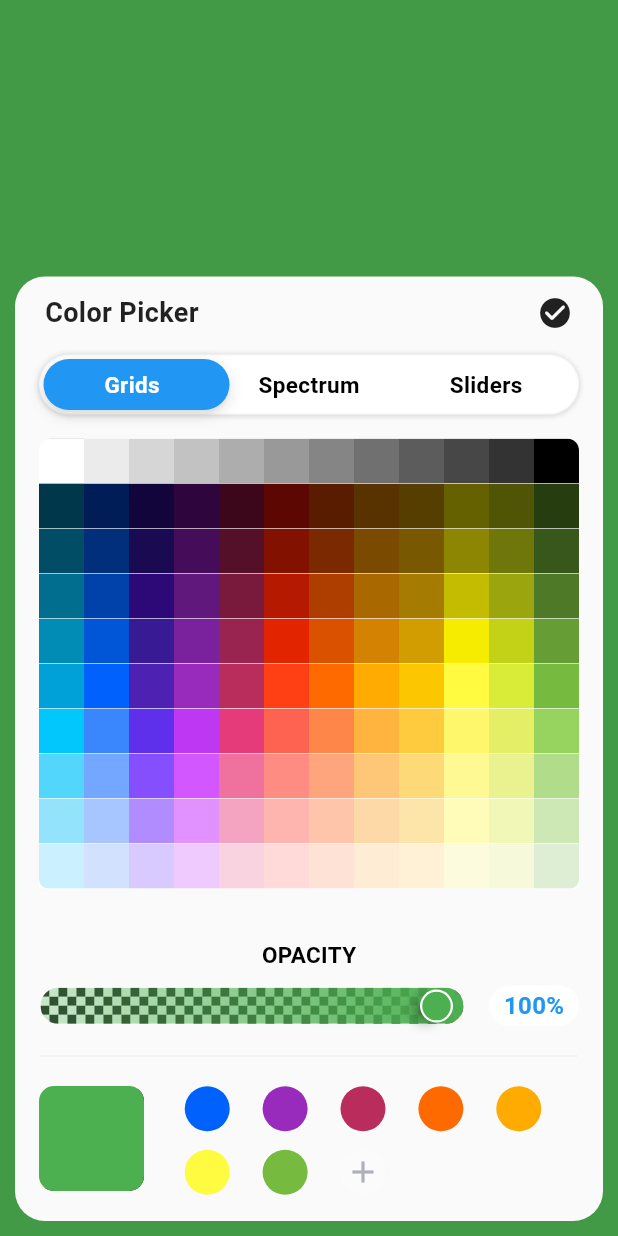
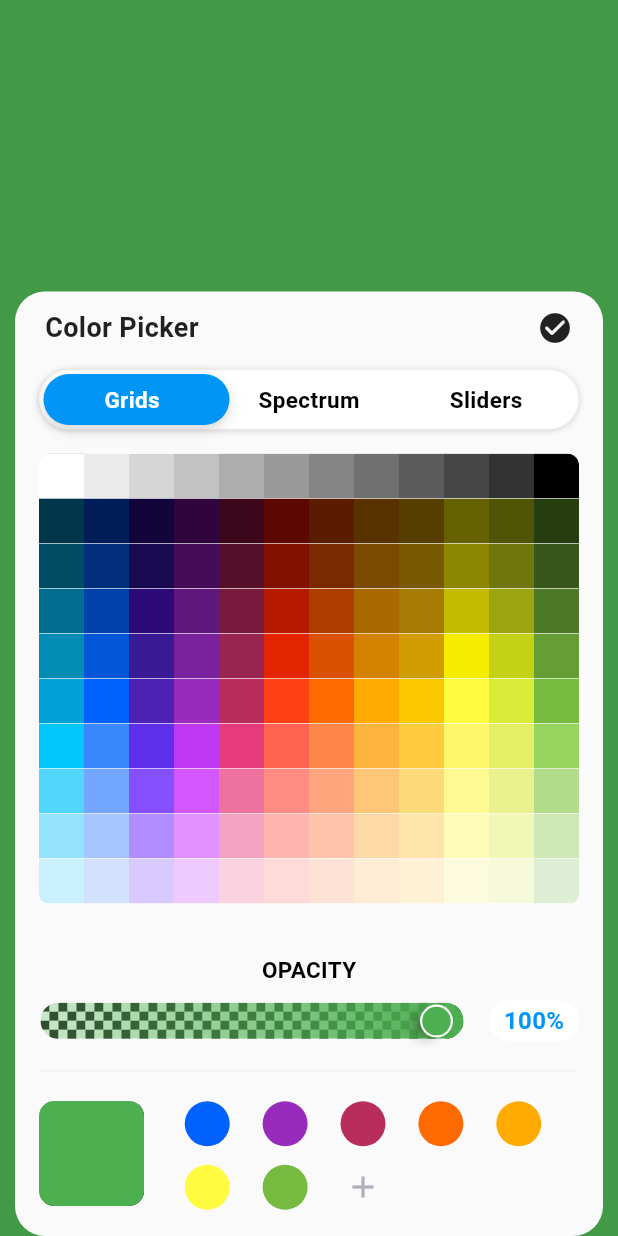
Before and after one commit to yunisrajabi/ios_color_picker, a Flutter app: the screen it shows after launch, after a tap on "Custom iOS for all", on a phone screen of 412 x 824 dp. Run offline on Flutter 3.47's test engine with Material 3 defaults, Android fonts, the phone set to English and light mode, and no system bars; our stand-ins replace google_fonts, plugin_platform_interface, shared_preferences, smooth_page_indicator; missing offline and left inert: super_tooltip; Roboto replaces fonts that are missing (Anaheim).

Commit message:
fix main color and margin

```diff
--- a/lib/custom_picker/ios_color_picker.dart
+++ b/lib/custom_picker/ios_color_picker.dart
@@ -44,7 +44,12 @@ class _IosColorPickerState extends State<IosColorPicker> {
           ),
         ),
         Container(
-          margin: EdgeInsets.all(10.0),
+          margin: EdgeInsets.fromLTRB(
+            10.0,
+            0.0,
+            10.0,
+            MediaQuery.of(context).padding.bottom * 1.25,
+          ),
           // width: maxWidth(context),
           //height: 340 + componentsHeight(context),
           decoration: BoxDecoration(
@@ -168,7 +173,7 @@ class _IosColorPickerState extends State<IosColorPicker> {
                             style: GoogleFonts.anaheim().copyWith(
                               fontSize: 16,
                               fontWeight: FontWeight.w600,
-                              color: Colors.blue,
+                              color: Color(0xFF0095F6),
                             ),
                           );
                         },
--- a/lib/custom_picker/pickers/slider_picker/slider_picker.dart
+++ b/lib/custom_picker/pickers/slider_picker/slider_picker.dart
@@ -208,7 +208,7 @@ class _SlidePickerState extends State<SlidePicker> {
                         style: GoogleFonts.anaheim().copyWith(
                           fontSize: 16,
                           fontWeight: FontWeight.w600,
-                          color: Colors.blue,
+                          color: Color(0xFF0095F6),
                         ),
                       ),
                     ),
@@ -269,7 +269,7 @@ class _SlidePickerState extends State<SlidePicker> {
                 style: GoogleFonts.anaheim().copyWith(
                   fontSize: 17,
                   fontWeight: FontWeight.w600,
-                  color: Colors.blue,
+                  color: Color(0xFF0095F6),
                 ),
                 onChanged: _updateColorFromHex,
               ),
--- a/lib/custom_picker/pickers_selector_row.dart
+++ b/lib/custom_picker/pickers_selector_row.dart
@@ -104,7 +104,7 @@ class _PickersSelectorRowState extends State<PickersSelectorRow> {
                   width: ((maxWidth(context) - 40) / 3),
                   alignment: Alignment.center,
                   decoration: BoxDecoration(
-                      color: Colors.blue,
+                      color: Color(0xFF0095F6),
                       //color: selectedSliderColor,
                       borderRadius:
                           const BorderRadius.all(Radius.circular(100)),
```
